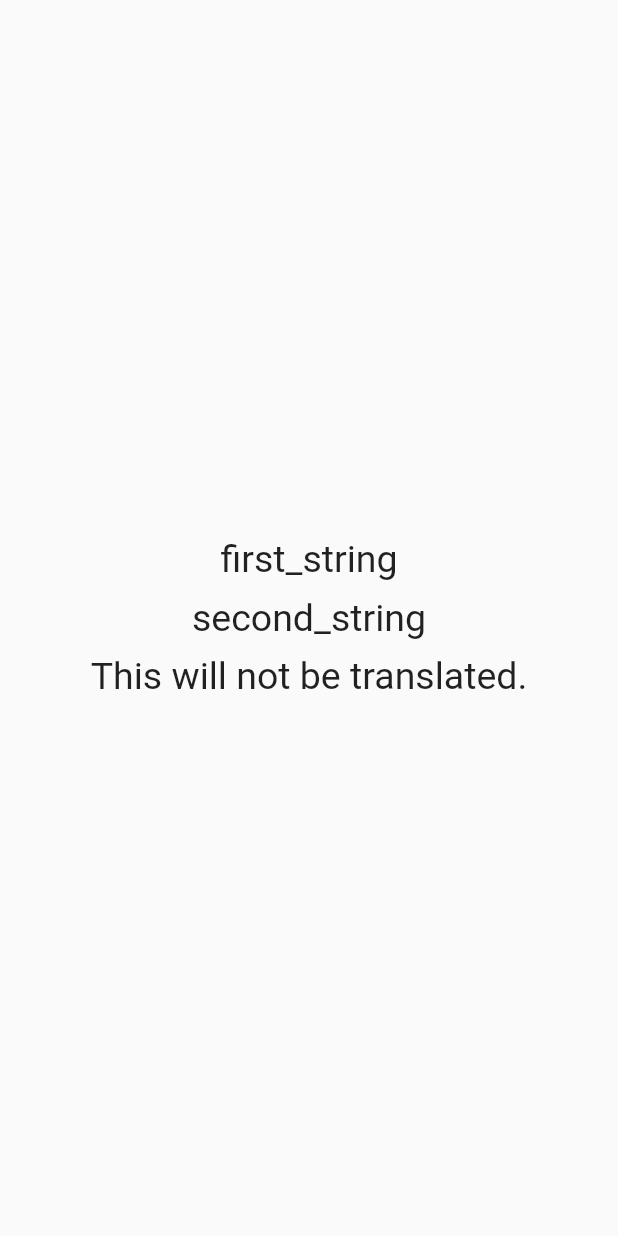
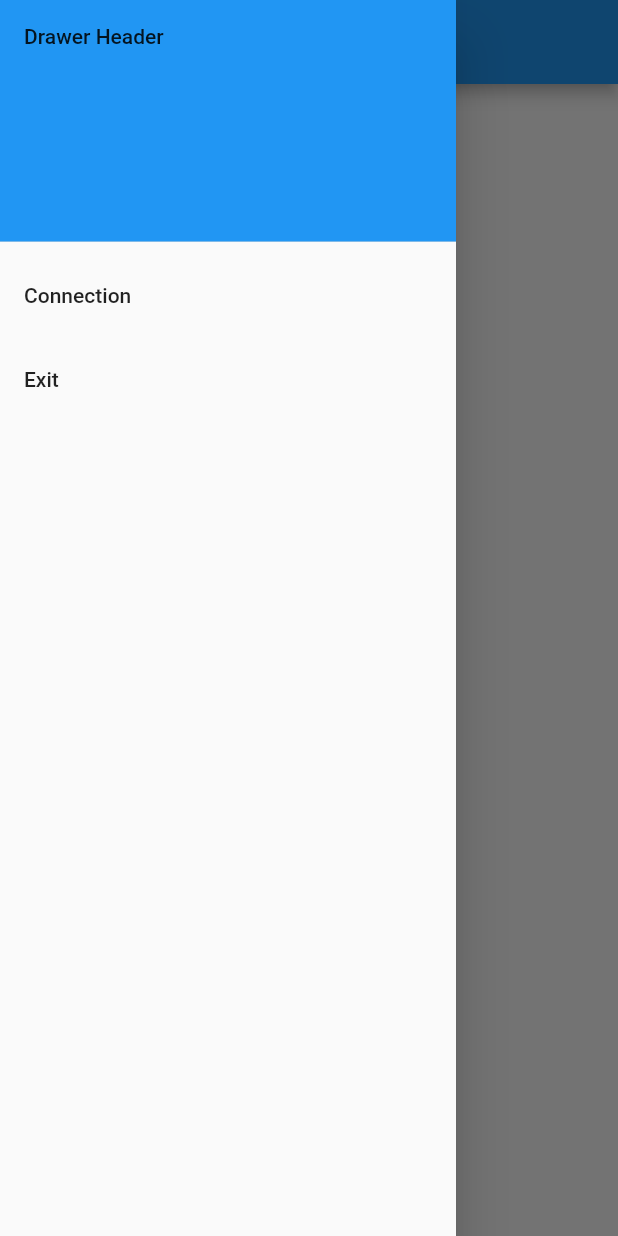
Before and after one commit to VladVons/flutter_vrelay, a Flutter app: the screen it shows after launch, with the side drawer open (before the commit the screen has no drawer), on a phone screen of 412 x 824 dp. Run offline on Flutter 3.47's test engine with Material 2 defaults, Android fonts, the phone set to English and light mode, and no system bars.

```diff
--- a/lib/main.dart
+++ b/lib/main.dart
@@ -2,6 +2,8 @@ import 'package:flutter/material.dart';
 import 'package:flutter_localizations/flutter_localizations.dart';
 
 import 'util/lang.dart';
+import 'screen/home.dart';
+
 
 void main() => runApp(MyApp());
 
@@ -23,42 +25,8 @@ class MyApp extends StatelessWidget {
         GlobalWidgetsLocalizations.delegate,
       ],
       localeResolutionCallback: TLang.getCurrent,
-      home: MyHomePage(),
+      home: PageHome(),
+      //home: PageConnection()
     );
   }
 }
-
-class MyHomePage extends StatelessWidget {
-  @override
-  Widget build(BuildContext context) {
-    return Scaffold(
-      body: Center(
-        child: Padding(
-          padding: const EdgeInsets.all(8.0),
-          child: Column(
-            mainAxisSize: MainAxisSize.min,
-            children: <Widget>[
-              Text(
-                TLang.getKey(context, 'first_string'),
-                style: TextStyle(fontSize: 25),
-                textAlign: TextAlign.center,
-              ),
-              SizedBox(height: 10),
-              Text(
-                TLang.of(context).translate('second_string'),
-                style: TextStyle(fontSize: 25),
-                textAlign: TextAlign.center,
-              ),
-              SizedBox(height: 10),
-              Text(
-                'This will not be translated.',
-                style: TextStyle(fontSize: 25),
-                textAlign: TextAlign.center,
-              ),
-            ],
-          ),
-        ),
-      ),
-    );
-  }
-}
--- /dev/null
+++ b/lib/screen/home.dart
@@ -0,0 +1,48 @@
+import 'package:flutter/material.dart';
+import '../util/lang.dart';
+import '../screen/connection.dart';
+
+
+class PageHome extends StatelessWidget {
+  @override
+  Widget build(BuildContext aContext) {
+    return Scaffold(
+      appBar: AppBar(title: Text(TLang.getKey(aContext, 'Main'))),
+      body: Center(child: Text('My Page!')),
+      drawer: extDrawer(aContext),
+    );
+  }
+
+  Drawer extDrawer(BuildContext aContext) {
+    return Drawer(
+      child: ListView(
+        // Important: Remove any padding from the ListView.
+        padding: EdgeInsets.zero,
+        children: <Widget>[
+          DrawerHeader(
+            child: Text('Drawer Header'),
+            decoration: BoxDecoration(
+              color: Colors.blue,
+            ),
+          ),
+          ListTile(
+            title: Text(TLang.getKey(aContext, 'Connection')),
+            onTap: () {
+              Navigator.push(aContext,
+                MaterialPageRoute(
+                  builder: (aContext) => PageConnection())
+              );
+            },
+          ),
+          ListTile(
+            title: Text('Exit'),
+            onTap: () {
+              //SystemNavigator.pop();
+              Navigator.pop(aContext);
+            },
+          ),
+        ],
+      ),
+    );
+  }
+}
--- a/lib/util/lang.dart
+++ b/lib/util/lang.dart
@@ -14,7 +14,7 @@ class TLang {
     return Localizations.of<TLang>(context, TLang);
   }
 
-  static const LocalizationsDelegate<TLang> delegate = _AppLocalizationsDelegate();
+  static const LocalizationsDelegate<TLang> delegate = AppLocalizationsDelegate();
 
   static String getKey(BuildContext aContext, String aKey) {
     return TLang.of(aContext).translate(aKey);
@@ -41,8 +41,8 @@ class TLang {
   }
 }
 
-class _AppLocalizationsDelegate extends LocalizationsDelegate<TLang> {
-  const _AppLocalizationsDelegate();
+class AppLocalizationsDelegate extends LocalizationsDelegate<TLang> {
+  const AppLocalizationsDelegate();
 
   @override
   bool isSupported(Locale aLocale) {
@@ -57,5 +57,5 @@ class _AppLocalizationsDelegate extends LocalizationsDelegate<TLang> {
   }
 
   @override
-  bool shouldReload(_AppLocalizationsDelegate old) => false;
+  bool shouldReload(AppLocalizationsDelegate old) => false;
 }
--- a/res/lang/uk.json
+++ b/res/lang/uk.json
@@ -1,4 +1,11 @@
 {
-  "first_string": "Приклад",
-  "second_string": "Ak ti tento tutoriál pomáha, daj mu like a prihlás sa na odber u Reso Codera 😉"
+  "Active": "Активно",
+  "Main": "Головна",
+  "Connection": "Зєднання",
+  "Exit": "Вихід",
+  "Name": "Імя",
+  "Host": "Хост",
+  "Port": "Порт",
+  "User": "Користувач",
+  "Password": "Пароль"
 }
```
Also changed, not shown: lib/screen/connection.dart (added, +92 -0 lines), res/image/Logo.png (added), 3 other files.
